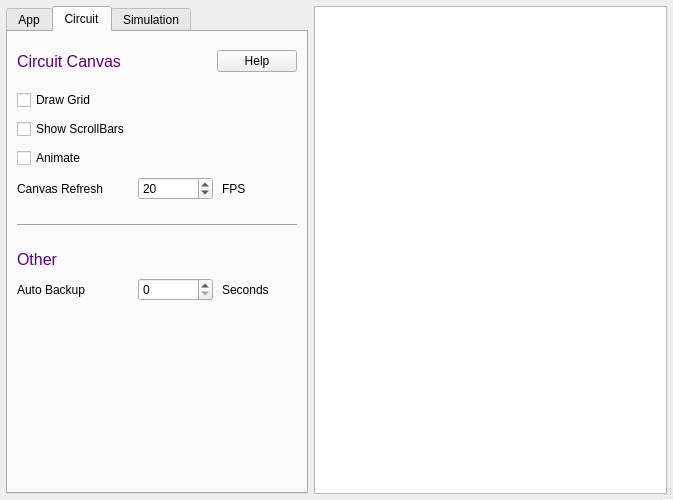
The window that src/gui/appdialogs/appdialog.ui (Arcachofo/SimulIDE-dev) describes before a commit, drawn with Qt 5.
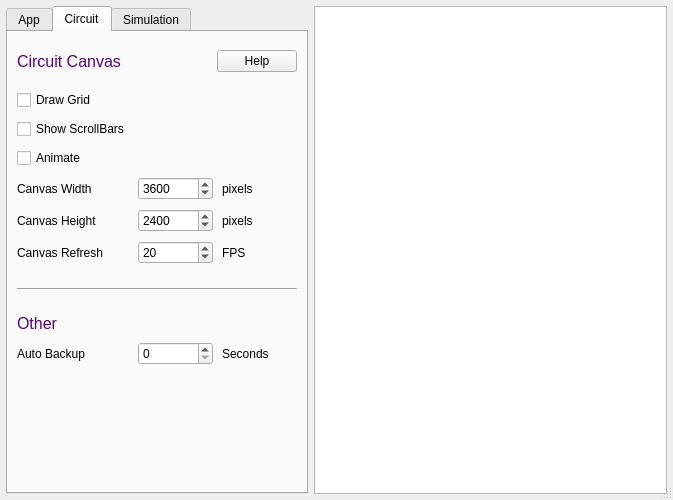
The same window after the commit. The open tabs and pages were chosen to show the change.

Commit message: Circuit canvas resizable.

Diff of the .ui file:
```diff
--- a/src/gui/appdialogs/appdialog.ui
+++ b/src/gui/appdialogs/appdialog.ui
@@ -484,6 +484,128 @@
            </property>
           </widget>
          </item>
+         <item>
+          <layout class="QHBoxLayout" name="horizontalLayout_16">
+           <item>
+            <widget class="QLabel" name="label_21">
+             <property name="text">
+              <string>Canvas Width</string>
+             </property>
+            </widget>
+           </item>
+           <item>
+            <widget class="QSpinBox" name="canvasWidth">
+             <property name="minimumSize">
+              <size>
+               <width>75</width>
+               <height>0</height>
+              </size>
+             </property>
+             <property name="maximumSize">
+              <size>
+               <width>75</width>
+               <height>16777215</height>
+              </size>
+             </property>
+             <property name="minimum">
+              <number>1</number>
+             </property>
+             <property name="maximum">
+              <number>10000</number>
+             </property>
+             <property name="value">
+              <number>3600</number>
+             </property>
+            </widget>
+           </item>
+           <item>
+            <widget class="QLabel" name="label_22">
+             <property name="sizePolicy">
+              <sizepolicy hsizetype="Fixed" vsizetype="Preferred">
+               <horstretch>0</horstretch>
+               <verstretch>0</verstretch>
+              </sizepolicy>
+             </property>
+             <property name="minimumSize">
+              <size>
+               <width>75</width>
+               <height>0</height>
+              </size>
+             </property>
+             <property name="maximumSize">
+              <size>
+               <width>75</width>
+               <height>16777215</height>
+              </size>
+             </property>
+             <property name="text">
+              <string>pixels</string>
+             </property>
+            </widget>
+           </item>
+          </layout>
+         </item>
+         <item>
+          <layout class="QHBoxLayout" name="horizontalLayout_17">
+           <item>
+            <widget class="QLabel" name="label_23">
+             <property name="text">
+              <string>Canvas Height</string>
+             </property>
+            </widget>
+           </item>
+           <item>
+            <widget class="QSpinBox" name="canvasHeight">
+             <property name="minimumSize">
+              <size>
+               <width>75</width>
+               <height>0</height>
+              </size>
+             </property>
+             <property name="maximumSize">
+              <size>
+               <width>75</width>
+               <height>16777215</height>
+              </size>
+             </property>
+             <property name="minimum">
+              <number>1</number>
+             </property>
+             <property name="maximum">
+              <number>10000</number>
+             </property>
+             <property name="value">
+              <number>2400</number>
+             </property>
+            </widget>
+           </item>
+           <item>
+            <widget class="QLabel" name="label_24">
+             <property name="sizePolicy">
+              <sizepolicy hsizetype="Fixed" vsizetype="Preferred">
+               <horstretch>0</horstretch>
+               <verstretch>0</verstretch>
+              </sizepolicy>
+             </property>
+             <property name="minimumSize">
+              <size>
+               <width>75</width>
+               <height>0</height>
+              </size>
+             </property>
+             <property name="maximumSize">
+              <size>
+               <width>75</width>
+               <height>16777215</height>
+              </size>
+             </property>
+             <property name="text">
+              <string>pixels</string>
+             </property>
+            </widget>
+           </item>
+          </layout>
+         </item>
          <item>
           <layout class="QHBoxLayout" name="horizontalLayout_12">
            <item>
```
Left out of the diff: 2 changed lines with no effect on the pictures. The commit also changes 6 other files.
